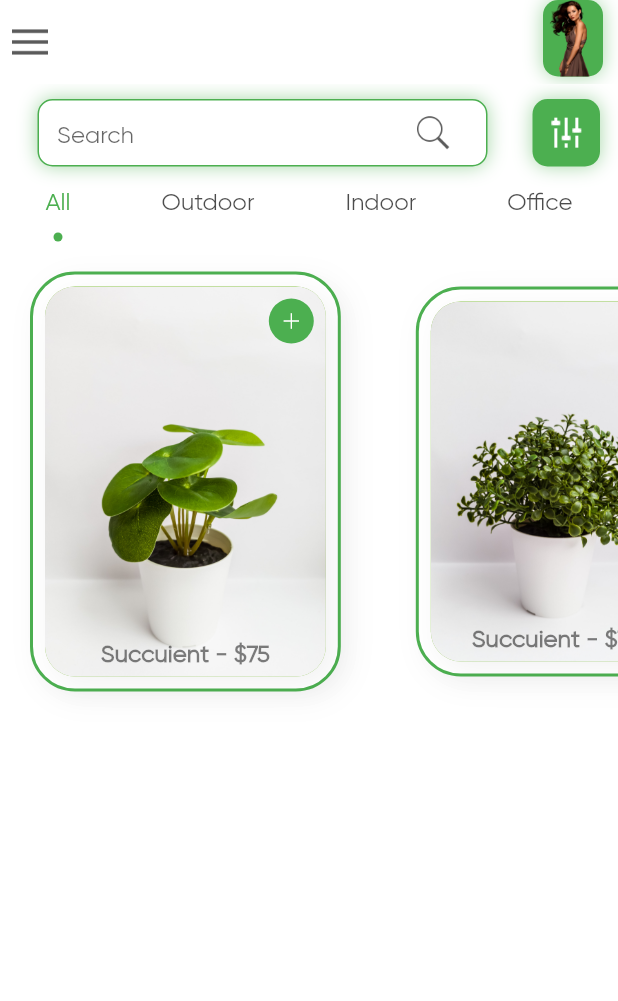
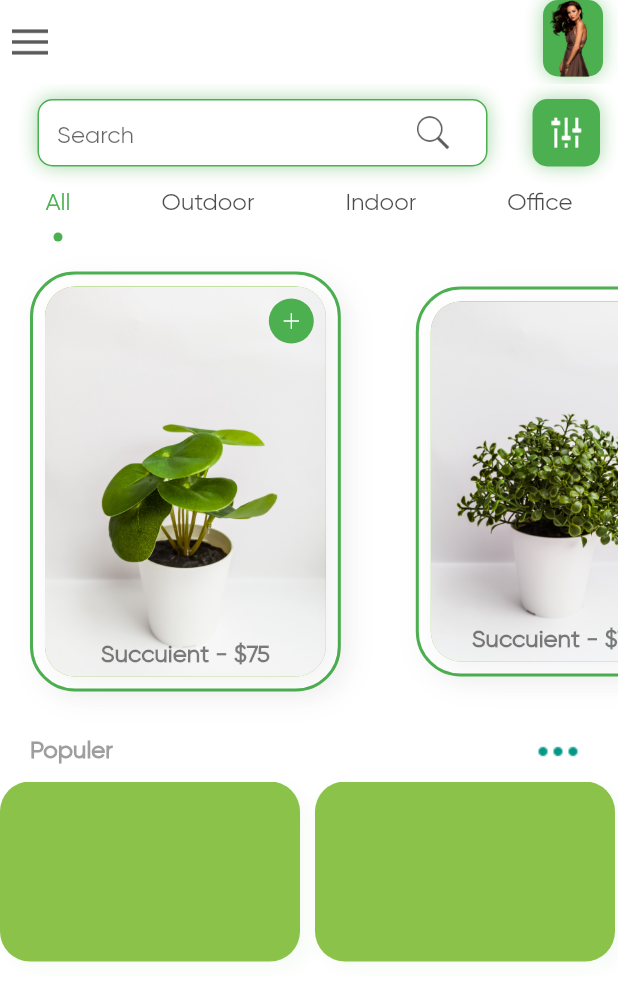
Before and after one commit to Md-Moniruzzaman/Flutter_BuyPlant_App, a Flutter app: the Homepage screen opened directly, on a phone screen of 412 x 824 dp. Shown: the top 1001 px of the screen. Run offline on Flutter 3.47's test engine with Material 2 defaults, Android fonts, the phone set to English and light mode, and no system bars.

```diff
--- a/lib/pages/home.dart
+++ b/lib/pages/home.dart
@@ -161,6 +161,8 @@ class _HomepageState extends State<Homepage> {
                 ],
               ),
             ),
+
+            // Plant Slider card........
             SizedBox(
               height: 320,
               child: PageView.builder(
@@ -176,11 +178,57 @@ class _HomepageState extends State<Homepage> {
                 },
               ),
             ),
+            Padding(
+              padding: const EdgeInsets.symmetric(horizontal: 20),
+              child: Row(
+                mainAxisAlignment: MainAxisAlignment.spaceBetween,
+                children: [
+                  const Text(
+                    'Populer',
+                    style: TextStyle(
+                      fontSize: 16,
+                      color: Colors.grey,
+                      fontWeight: FontWeight.w900,
+                    ),
+                  ),
+                  Image.asset(
+                    'assets/icons/more.png',
+                    color: Colors.teal,
+                    height: 40,
+                  )
+                ],
+              ),
+            ),
+            SizedBox(
+              height: 130,
+              child: ListView.builder(
+                  itemCount: populerPlants.length,
+                  physics: BouncingScrollPhysics(),
+                  scrollDirection: Axis.horizontal,
+                  itemBuilder: (itemBuilder, index) {
+                    return Container(
+                      width: 200,
+                      margin: const EdgeInsets.only(right: 10, bottom: 10),
+                      decoration: BoxDecoration(
+                          color: Colors.lightGreen,
+                          // border: Border.all(1.0)
+                          boxShadow: [
+                            BoxShadow(
+                                color: Colors.green.withOpacity(0.05),
+                                blurRadius: 10,
+                                offset: Offset(5, 5))
+                          ],
+                          borderRadius: BorderRadius.circular(20)),
+                    );
+                  }),
+            )
           ],
         ),
       ),
     );
   }
+
+  // Slider animation.....
 
   AnimatedContainer slider(active, index) {
     double margin = active ? 20 : 30;
@@ -191,6 +239,8 @@ class _HomepageState extends State<Homepage> {
       child: mainPlantCard(index),
     );
   }
+
+  // animation plant card design....
 
   Widget mainPlantCard(index) {
     return GestureDetector(
@@ -209,6 +259,8 @@ class _HomepageState extends State<Homepage> {
           borderRadius: BorderRadius.circular(30.0),
           border: Border.all(color: Colors.green, width: 2),
         ),
+
+        // stack lement thats showing over main card
         child: Stack(
           children: [
             Container(
```
